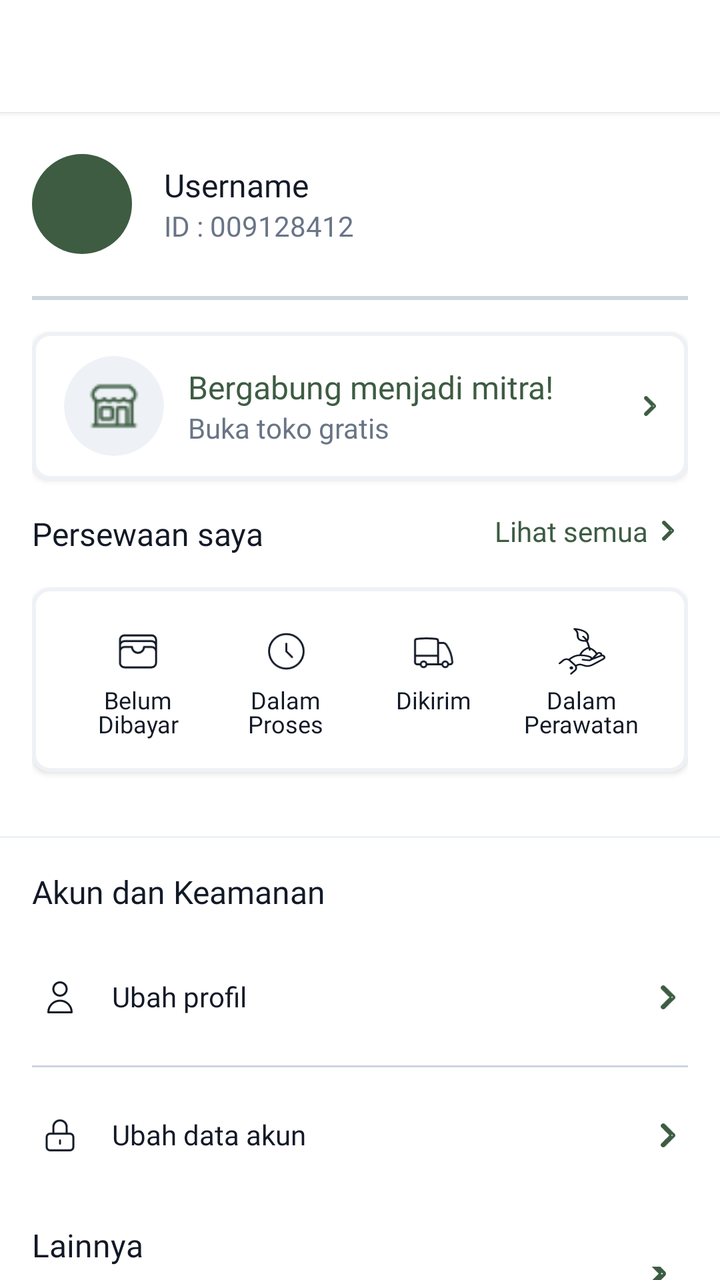
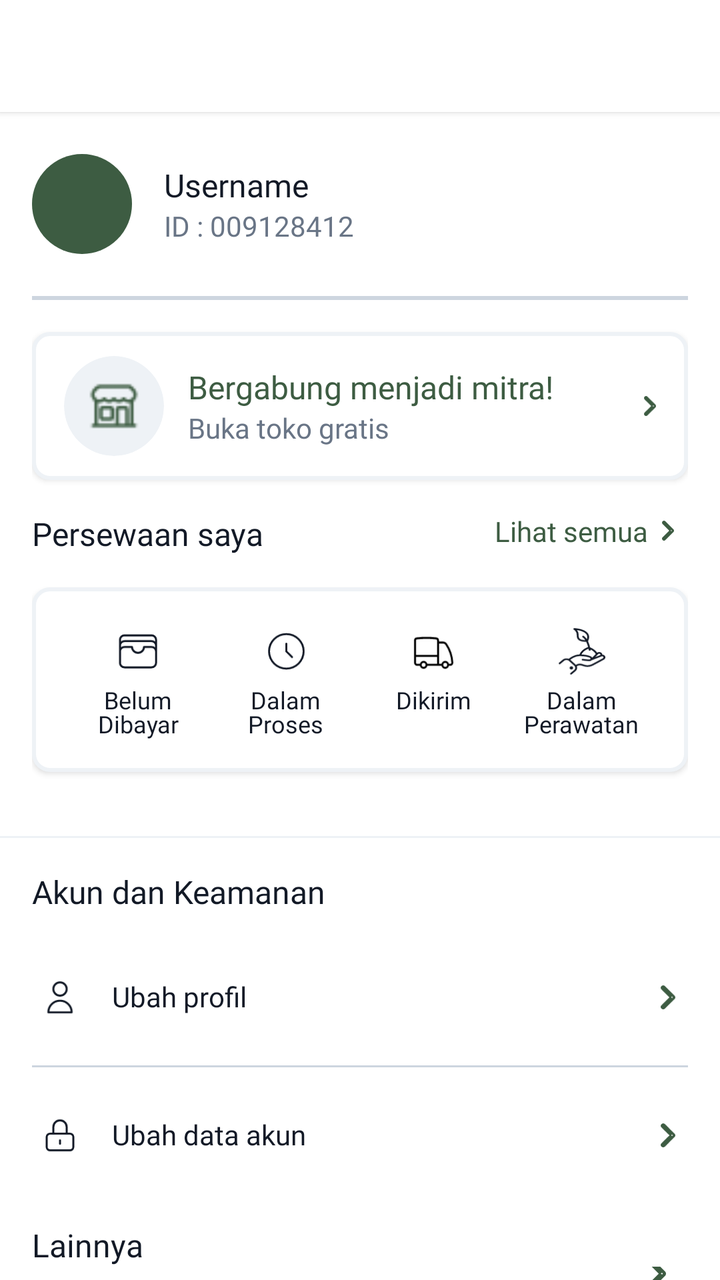

Compare the two renders of this Android layout. The source of the first and the diff that turns it into the second are given below.
<!-- AndroidManifest.xml: application theme Theme.Florist -->
<!-- res/layout/fragment_profile.xml -->
<?xml version="1.0" encoding="utf-8"?>
<RelativeLayout xmlns:android="http://schemas.android.com/apk/res/android"
    xmlns:tools="http://schemas.android.com/tools"
    android:layout_width="match_parent"
    android:layout_height="match_parent"
    tools:context=".views.homepage.ProfileFragment">

    <LinearLayout
        android:layout_width="match_parent"
        android:layout_height="match_parent"
        android:background="@color/bg_secondary"
        android:orientation="vertical">

        <androidx.appcompat.widget.Toolbar
            android:id="@+id/toolbar"
            android:layout_width="match_parent"
            android:layout_height="?attr/actionBarSize"
            android:background="@color/white"
            android:elevation="2dp">

            <LinearLayout
                android:layout_width="match_parent"
                android:layout_height="wrap_content"
                android:gravity="center"
                android:orientation="horizontal"
                android:textAlignment="center">

                <TextView
                    android:id="@+id/toolbar_title"
                    style="@style/title_md_bold"
                    android:layout_width="match_parent"
                    android:layout_height="wrap_content"
                    android:gravity="center"
                    android:textColor="@color/text_primary" />
            </LinearLayout>
        </androidx.appcompat.widget.Toolbar>

        <LinearLayout
            android:layout_width="match_parent"
            android:layout_height="wrap_content"
            android:layout_marginHorizontal="16dp"
            android:orientation="vertical">

            <RelativeLayout
                android:layout_width="wrap_content"
                android:layout_height="wrap_content"
                android:layout_marginTop="16dp"
                android:paddingVertical="5dp">

                <ImageView
                    android:id="@+id/imgProfile"
                    android:layout_width="50dp"
                    android:layout_height="50dp"
                    android:background="@drawable/rounded_photo"
                    android:backgroundTint="@color/olive_500"></ImageView>

                <LinearLayout
                    android:id="@+id/usernameUserIdLayout"
                    android:layout_width="wrap_content"
                    android:layout_height="wrap_content"
                    android:layout_centerVertical="true"
                    android:layout_marginStart="16dp"
                    android:layout_toEndOf="@+id/imgProfile"
                    android:orientation="vertical">

                    <TextView
                        android:id="@+id/tvUsername"
                        style="@style/title_md_bold"
                        android:layout_width="wrap_content"
                        android:layout_height="wrap_content"
                        android:text="@string/Username"
                        android:textColor="@color/gray_900" />

                    <TextView
                        android:id="@+id/tvUserId"
                        style="@style/body_md_regular"
                        android:layout_width="wrap_content"
                        android:layout_height="wrap_content"
                        android:text="ID : 009128412"
                        android:textColor="@color/gray_500" />

                </LinearLayout>
            </RelativeLayout>

            <ImageView
                android:layout_width="match_parent"
                android:layout_height="wrap_content"
                android:layout_marginVertical="16dp"
                android:src="@drawable/line" />

            <RelativeLayout
                android:id="@+id/btnJoinPartner"
                android:layout_width="match_parent"
                android:layout_height="wrap_content"
                android:background="@drawable/rounded_gray_layout"
                android:elevation="2dp">

                <RelativeLayout
                    android:id="@+id/iconBackground"
                    android:layout_width="50dp"
                    android:layout_height="50dp"
                    android:layout_marginVertical="12dp"
                    android:layout_marginLeft="16dp"
                    android:background="@drawable/rounded_photo"
                    android:backgroundTint="@color/gray_100"
                    android:clipToOutline="true">

                    <ImageView
                        android:id="@+id/imgShop"
                        android:layout_width="match_parent"
                        android:layout_height="match_parent"
                        android:padding="12dp"
                        android:src="@drawable/building" />
                </RelativeLayout>

                <LinearLayout
                    android:id="@+id/textLayout"
                    android:layout_width="wrap_content"
                    android:layout_height="wrap_content"
                    android:layout_centerVertical="true"
                    android:layout_marginHorizontal="12dp"
                    android:layout_toEndOf="@id/iconBackground"
                    android:orientation="vertical">

                    <TextView
                        android:id="@+id/tvShopName"
                        style="@style/title_md_bold"
                        android:layout_width="wrap_content"
                        android:layout_height="wrap_content"
                        android:text="@string/bergabung_menjadi_mitra"
                        android:textColor="@color/olive_500" />

                    <TextView
                        android:id="@+id/tvShopId"
                        style="@style/body_md_regular"
                        android:layout_width="wrap_content"
                        android:layout_height="wrap_content"
                        android:text="@string/buka_toko_gratis"
                        android:textColor="@color/gray_500" />

                </LinearLayout>

                <ImageView
                    android:id="@+id/chevronRight"
                    android:layout_width="wrap_content"
                    android:layout_height="wrap_content"
                    android:layout_alignParentEnd="true"
                    android:layout_centerVertical="true"
                    android:layout_marginRight="16dp"
                    android:src="@drawable/right_arrow" />
            </RelativeLayout>

            <LinearLayout
                android:layout_width="match_parent"
                android:layout_height="wrap_content"
                android:layout_marginVertical="16dp"
                android:orientation="horizontal">

                <TextView
                    style="@style/title_md_bold"
                    android:layout_width="wrap_content"
                    android:layout_height="wrap_content"
                    android:layout_weight="2"
                    android:text="@string/persewaan_saya"
                    android:textColor="@color/gray_900" />

                <LinearLayout
                    android:id="@+id/btnMyOrders"
                    android:layout_width="wrap_content"
                    android:layout_height="wrap_content"
                    android:orientation="horizontal">

                    <TextView
                        style="@style/label_lg_regular"
                        android:layout_width="wrap_content"
                        android:layout_height="wrap_content"
                        android:text="@string/lihat_semua"
                        android:textColor="@color/olive_500" />

                    <ImageView
                        android:layout_width="10dp"
                        android:layout_height="10dp"
                        android:layout_gravity="center_vertical"
                        android:layout_marginHorizontal="5dp"
                        android:src="@drawable/right_arrow" />
                </LinearLayout>
            </LinearLayout>

            <LinearLayout
                android:layout_width="match_parent"
                android:layout_height="wrap_content"
                android:layout_marginBottom="16dp"
                android:background="@drawable/rounded_gray_layout"
                android:elevation="2dp"
                android:orientation="horizontal"
                android:padding="16dp">

                <LinearLayout
                    android:id="@+id/menuUnpaid"
                    android:layout_width="0dp"
                    android:layout_height="wrap_content"
                    android:layout_weight="1"
                    android:gravity="center"
                    android:orientation="vertical">

                    <RelativeLayout
                        android:layout_width="50dp"
                        android:layout_height="wrap_content">

                        <ImageView
                            android:id="@+id/imgUnpaid"
                            android:layout_width="24dp"
                            android:layout_height="24dp"
                            android:layout_centerHorizontal="true"
                            android:layout_margin="4dp"
                            android:layout_marginBottom="4dp"
                            android:src="@drawable/belum_dibayar" />

                        <TextView
                            android:id="@+id/badgeUnpaid"
                            android:layout_width="wrap_content"
                            android:layout_height="22dp"
                            android:layout_alignParentTop="true"
                            android:layout_alignParentEnd="true"
                            android:background="@drawable/circle_background"
                            android:backgroundTint="@color/text_error"
                            android:gravity="center"
                            android:minWidth="18dp"
                            android:paddingHorizontal="2dp"
                            android:text="0"
                            android:textColor="@color/white"
                            android:textSize="10sp"
                            android:textStyle="bold"
                            android:visibility="gone" />
                    </RelativeLayout>

                    <TextView
                        style="@style/body_sm_regular"
                        android:layout_width="wrap_content"
                        android:layout_height="wrap_content"
                        android:text="@string/belum_ndibayar"
                        android:textAlignment="center"
                        android:textColor="@color/text_primary" />
                </LinearLayout>

                <LinearLayout
                    android:id="@+id/menuProcessing"
                    android:layout_width="0dp"
                    android:layout_height="wrap_content"
                    android:layout_weight="1"
                    android:gravity="center"
                    android:orientation="vertical">

                    <RelativeLayout
                        android:layout_width="50dp"
                        android:layout_height="wrap_content">

                        <ImageView
                            android:layout_width="24dp"
                            android:layout_height="24dp"
                            android:layout_centerHorizontal="true"
                            android:layout_marginStart="4dp"
                            android:layout_marginTop="4dp"
                            android:layout_marginEnd="4dp"
                            android:layout_marginBottom="4dp"
                            android:src="@drawable/dalam_proses" />

                        <TextView
                            android:id="@+id/badgeProcessing"
                            android:layout_width="wrap_content"
                            android:layout_height="22dp"
                            android:layout_alignParentTop="true"
                            android:layout_alignParentEnd="true"
                            android:background="@drawable/circle_background"
                            android:backgroundTint="@color/text_error"
                            android:gravity="center"
                            android:minWidth="18dp"
                            android:paddingHorizontal="2dp"
                            android:text="99+"
                            android:textColor="@color/white"
                            android:textSize="10sp"
                            android:textStyle="bold"
                            android:visibility="gone" />
                    </RelativeLayout>

                    <TextView
                        style="@style/body_sm_regular"
                        android:layout_width="wrap_content"
                        android:layout_height="wrap_content"
                        android:text="Dalam\nProses"
                        android:textAlignment="center"
                        android:textColor="@color/text_primary" />
                </LinearLayout>

                <LinearLayout
                    android:id="@+id/menuShipped"
                    android:layout_width="0dp"
                    android:layout_height="wrap_content"
                    android:layout_weight="1"
                    android:gravity="center"
                    android:orientation="vertical">

                    <RelativeLayout
                        android:layout_width="50dp"
                        android:layout_height="wrap_content">

                        <ImageView
                            android:layout_width="24dp"
                            android:layout_height="24dp"
                            android:layout_centerHorizontal="true"
                            android:layout_margin="4dp"
                            android:src="@drawable/dikirim" />

                        <TextView
                            android:id="@+id/badgeShipped"
                            android:layout_width="wrap_content"
                            android:layout_height="22dp"
                            android:layout_alignParentTop="true"
                            android:layout_alignParentEnd="true"
                            android:background="@drawable/circle_background"
                            android:backgroundTint="@color/text_error"
                            android:gravity="center"
                            android:minWidth="18dp"
                            android:paddingHorizontal="2dp"
                            android:text="99+"
                            android:textColor="@color/white"
                            android:textSize="10sp"
                            android:textStyle="bold"
                            android:visibility="gone" />
                    </RelativeLayout>

                    <TextView
                        style="@style/body_sm_regular"
                        android:layout_width="wrap_content"
                        android:layout_height="wrap_content"
                        android:text="@string/dikirim"
                        android:textAlignment="center"
                        android:textColor="@color/text_primary" />
                </LinearLayout>

                <LinearLayout
                    android:id="@+id/menuRented"
                    android:layout_width="0dp"
                    android:layout_height="wrap_content"
                    android:layout_weight="1"
                    android:gravity="center"
                    android:orientation="vertical">

                    <RelativeLayout
                        android:layout_width="50dp"
                        android:layout_height="wrap_content">

                        <ImageView
                            android:layout_width="24dp"
                            android:layout_height="24dp"
                            android:layout_centerHorizontal="true"
                            android:layout_margin="4dp"
                            android:src="@drawable/dalam_perawatan" />

                        <TextView
                            android:id="@+id/badgeRented"
                            android:layout_width="wrap_content"
                            android:layout_height="22dp"
                            android:layout_alignParentTop="true"
                            android:layout_alignParentEnd="true"
                            android:background="@drawable/circle_background"
                            android:backgroundTint="@color/text_error"
                            android:gravity="center"
                            android:minWidth="18dp"
                            android:paddingHorizontal="2dp"
                            android:text="99+"
                            android:textColor="@color/white"
                            android:textSize="10sp"
                            android:textStyle="bold"
                            android:visibility="gone" />
                    </RelativeLayout>

                    <TextView
                        style="@style/body_sm_regular"
                        android:layout_width="wrap_content"
                        android:layout_height="wrap_content"
                        android:text="@string/dalam_nperawatan"
                        android:textAlignment="center"
                        android:textColor="@color/text_primary" />
                </LinearLayout>
            </LinearLayout>
        </LinearLayout>

        <ImageView
            android:layout_width="match_parent"
            android:layout_height="1dp"
            android:layout_marginVertical="16dp"
            android:background="@color/gray_100" />

        <include layout="@layout/view_akun_dan_keamanan"
            android:id="@+id/myAccount"/>

        <TextView
            style="@style/title_md_bold"
            android:layout_width="wrap_content"
            android:layout_height="wrap_content"
            android:layout_marginHorizontal="16dp"
            android:layout_marginTop="18dp"
            android:text="Lainnya"
            android:textColor="@color/gray_900" />

        <LinearLayout
            android:id="@+id/btnLogout"
            android:layout_width="match_parent"
            android:layout_height="wrap_content"
            android:orientation="horizontal"
            android:paddingHorizontal="24dp"
            android:paddingVertical="16dp">

            <ImageView
                android:layout_width="wrap_content"
                android:layout_height="wrap_content"
                android:src="@drawable/logout" />

            <TextView
                style="@style/body_md_regular"
                android:layout_width="wrap_content"
                android:layout_height="wrap_content"
                android:layout_marginLeft="16dp"
                android:layout_weight="1"
                android:text="Keluar"
                android:textColor="@color/gray_900" />

            <ImageView
                android:layout_width="15dp"
                android:layout_height="15dp"
                android:layout_gravity="center_vertical"
                android:src="@drawable/right_arrow" />
        </LinearLayout>

    </LinearLayout>

    <FrameLayout
    android:id="@+id/loadingOverlay"
    android:layout_width="match_parent"
    android:layout_height="match_parent"
    android:background="#4D000000"
    android:clickable="true"
    android:focusable="true"
    android:visibility="gone"
    android:elevation="10dp">

    <ProgressBar
        android:id="@+id/progressBar"
        android:layout_width="wrap_content"
        android:layout_height="wrap_content"
        android:layout_gravity="center"
        android:indeterminateTint="@color/olive_500" />

</FrameLayout>

</RelativeLayout>
<!-- res/layout/view_akun_dan_keamanan.xml (included above) -->
<?xml version="1.0" encoding="utf-8"?>
<LinearLayout xmlns:android="http://schemas.android.com/apk/res/android"
    android:id="@+id/myAccount"
    android:layout_width="match_parent"
    android:layout_height="wrap_content"
    android:orientation="vertical"
    android:layout_marginHorizontal="16dp">
    <TextView
        android:layout_width="wrap_content"
        android:layout_height="wrap_content"
        android:text="Akun dan Keamanan"
        style="@style/title_md_bold"
        android:textColor="@color/gray_900"
        android:layout_marginBottom="16dp"/>

    
    <LinearLayout
        android:id="@+id/btnEditProfileAcc"
        android:layout_width="match_parent"
        android:layout_height="wrap_content"
        android:orientation="horizontal"
        android:paddingVertical="16dp"
        android:paddingHorizontal="4dp">
        <ImageView
            android:layout_width="wrap_content"
            android:layout_height="wrap_content"
            android:src="@drawable/user" />
        <TextView
            android:layout_width="wrap_content"
            android:layout_height="wrap_content"
            android:text="Ubah profil"
            style="@style/body_md_regular"
            android:textColor="@color/gray_900"
            android:layout_marginLeft="16dp"
            android:layout_weight="1"/>
        <ImageView
            android:layout_width="12dp"
            android:layout_height="12dp"
            android:src="@drawable/right_arrow"
            android:layout_gravity="center_vertical"/>
    </LinearLayout>

    
    <ImageView
        android:layout_width="match_parent"
        android:layout_height="1dp"
        android:src="@drawable/line"
        android:backgroundTint="@color/gray_100"
        android:layout_marginVertical="8dp"/>

    
    <LinearLayout
        android:id="@+id/btnEditDataAcc"
        android:layout_width="match_parent"
        android:layout_height="wrap_content"
        android:orientation="horizontal"
        android:paddingVertical="16dp"
        android:paddingHorizontal="4dp">
        <ImageView
            android:layout_width="wrap_content"
            android:layout_height="wrap_content"
            android:src="@drawable/lock_closed" />
        <TextView
            android:layout_width="wrap_content"
            android:layout_height="wrap_content"
            android:text="@string/ubah_data_akun"
            style="@style/body_md_regular"
            android:textColor="@color/gray_900"
            android:layout_marginLeft="16dp"
            android:layout_weight="1"/>
        <ImageView
            android:layout_width="12dp"
            android:layout_height="12dp"
            android:src="@drawable/right_arrow"
            android:layout_gravity="center_vertical"/>
    </LinearLayout>
    </LinearLayout>
<!-- resources referenced by this layout -->
<resources>
  <color name="bg_secondary">@color/white</color>
  <color name="gray_100">#EEF2F6</color>
  <color name="gray_500">#697586</color>
  <color name="gray_900">#121926</color>
  <color name="olive_500">#3D5C42</color>
  <color name="text_error">@color/red_500</color>
  <color name="text_primary">@color/gray_900</color>
  <color name="white">#FFFFFF</color>
  <!-- drawable dikirim (drawable) -->
  <vector xmlns:android="http://schemas.android.com/apk/res/android"
      android:width="25dp"
      android:height="24dp"
      android:viewportWidth="25"
      android:viewportHeight="24">
    <path
        android:strokeWidth="1"
        android:pathData="M8.583,18.75C8.583,19.578 7.912,20.25 7.083,20.25C6.255,20.25 5.583,19.578 5.583,18.75M8.583,18.75C8.583,17.922 7.912,17.25 7.083,17.25C6.255,17.25 5.583,17.922 5.583,18.75M8.583,18.75H14.583M5.583,18.75H3.708C3.087,18.75 2.583,18.246 2.583,17.625V14.25M19.833,18.75C19.833,19.578 19.162,20.25 18.333,20.25C17.505,20.25 16.833,19.578 16.833,18.75M19.833,18.75C19.833,17.922 19.162,17.25 18.333,17.25C17.505,17.25 16.833,17.922 16.833,18.75M19.833,18.75L20.958,18.75C21.58,18.75 22.087,18.246 22.049,17.626C21.839,14.218 20.681,11.067 18.835,8.433C18.473,7.916 17.886,7.608 17.256,7.573H14.583M16.833,18.75H14.583M14.583,7.573V6.615C14.583,6.047 14.161,5.567 13.596,5.509C11.949,5.338 10.276,5.25 8.583,5.25C6.89,5.25 5.218,5.338 3.57,5.509C3.006,5.567 2.583,6.047 2.583,6.615V14.25M14.583,7.573V14.25M14.583,18.75V14.25M14.583,14.25H2.583"
        android:strokeLineJoin="round"
        android:fillColor="#00000000"
        android:strokeColor="#121926"
        android:strokeLineCap="round"/>
  </vector>
  <!-- drawable line (drawable) -->
  <?xml version="1.0" encoding="utf-8"?>
  <shape xmlns:android="http://schemas.android.com/apk/res/android"
      android:shape="rectangle">
      <size android:height="2dp"/>
      <solid android:color="@color/gray_300"/>
  </shape>
  <!-- drawable rounded_photo (drawable) -->
  <?xml version="1.0" encoding="utf-8"?>
  <shape xmlns:android="http://schemas.android.com/apk/res/android"
      android:shape="rectangle">
  
      <solid android:color="@color/olive_500"/>
      <corners android:radius="50dp"/>
  
  
  </shape>
  <string name="Username">Username</string>
  <string name="belum_ndibayar">Belum\nDibayar</string>
  <string name="bergabung_menjadi_mitra">Bergabung menjadi mitra!</string>
  <string name="buka_toko_gratis">Buka toko gratis</string>
  <string name="dalam_nperawatan">Dalam\nPerawatan</string>
  <string name="dikirim">Dikirim</string>
  <string name="lihat_semua">Lihat semua</string>
  <string name="persewaan_saya">Persewaan saya</string>
  <string name="ubah_data_akun">Ubah data akun</string>
  <style name="body_md_regular">
          <item name="android:fontFamily">@font/nunitosans_regular</item>
          <item name="android:textSize">14sp</item>
          <item name="android:lineSpacingMultiplier">0.87</item>
          <item name="android:lineSpacingExtra">2sp</item>
      </style>
  <style name="body_sm_regular">
          <item name="android:fontFamily">@font/nunitosans_regular</item>
          <item name="android:textSize">12sp</item>
          <item name="android:lineSpacingMultiplier">0.75</item>
          <item name="android:lineSpacingExtra">2sp</item>
      </style>
  <style name="title_md_bold">
          <item name="android:fontFamily">@font/nunito_sans_bold</item>
          <item name="android:textSize">16sp</item>
          <item name="android:lineSpacingMultiplier">0.44</item>
          <item name="android:lineSpacingExtra">10sp</item>
      </style>
  <color name="red_500">#D6282E</color>
  <color name="neutral">#CDD4DE</color>
  <color name="gray_300">#CDD5DF</color>
  <color name="border_tertiary">@color/gray_100</color>
  <color name="main_color">#3D5C42</color>
  <color name="teal_200">#FF03DAC5</color>
  <color name="teal_700">#FF018786</color>
  <color name="black">#121926</color>
  <color name="border_secondary">@color/gray_400</color>
  <color name="gray_400">#9AA4B2</color>
  <!-- unchanged entries left out for length: 13 -->
</resources>

<!-- the commit's change to res/layout/fragment_profile.xml (unified diff, before → after) -->
@@ -308,8 +308,11 @@
                             android:layout_width="24dp"
                             android:layout_height="24dp"
                             android:layout_centerHorizontal="true"
-                            android:layout_margin="4dp"
-                            android:src="@drawable/dikirim" />
+                            android:layout_marginStart="4dp"
+                            android:layout_marginTop="4dp"
+                            android:layout_marginEnd="4dp"
+                            android:layout_marginBottom="4dp"
+                            android:src="@drawable/ic_status_shipped" />
 
                         <TextView
                             android:id="@+id/badgeShipped"
<!-- resource entries referenced after the edit -->
@@ -8,9 +8,9 @@
   <color name="text_error">@color/red_500</color>
   <color name="text_primary">@color/gray_900</color>
   <color name="white">#FFFFFF</color>
-  <!-- drawable dikirim (drawable) -->
+  <!-- drawable ic_status_shipped (drawable) -->
   <vector xmlns:android="http://schemas.android.com/apk/res/android"
-      android:width="25dp"
+      android:width="24dp"
       android:height="24dp"
       android:viewportWidth="25"
       android:viewportHeight="24">
@@ -19,7 +19,7 @@
         android:pathData="M8.583,18.75C8.583,19.578 7.912,20.25 7.083,20.25C6.255,20.25 5.583,19.578 5.583,18.75M8.583,18.75C8.583,17.922 7.912,17.25 7.083,17.25C6.255,17.25 5.583,17.922 5.583,18.75M8.583,18.75H14.583M5.583,18.75H3.708C3.087,18.75 2.583,18.246 2.583,17.625V14.25M19.833,18.75C19.833,19.578 19.162,20.25 18.333,20.25C17.505,20.25 16.833,19.578 16.833,18.75M19.833,18.75C19.833,17.922 19.162,17.25 18.333,17.25C17.505,17.25 16.833,17.922 16.833,18.75M19.833,18.75L20.958,18.75C21.58,18.75 22.087,18.246 22.049,17.626C21.839,14.218 20.681,11.067 18.835,8.433C18.473,7.916 17.886,7.608 17.256,7.573H14.583M16.833,18.75H14.583M14.583,7.573V6.615C14.583,6.047 14.161,5.567 13.596,5.509C11.949,5.338 10.276,5.25 8.583,5.25C6.89,5.25 5.218,5.338 3.57,5.509C3.006,5.567 2.583,6.047 2.583,6.615V14.25M14.583,7.573V14.25M14.583,18.75V14.25M14.583,14.25H2.583"
         android:strokeLineJoin="round"
         android:fillColor="#00000000"
-        android:strokeColor="#121926"
+        android:strokeColor="#000000"
         android:strokeLineCap="round"/>
   </vector>
   <!-- drawable line (drawable) -->
